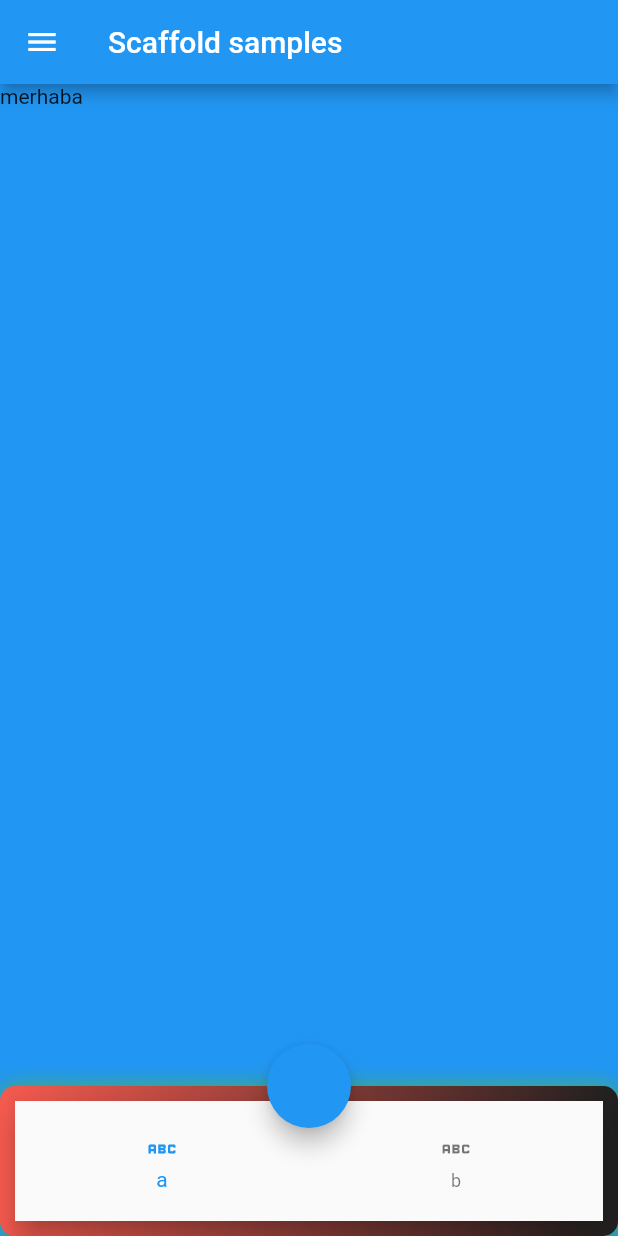
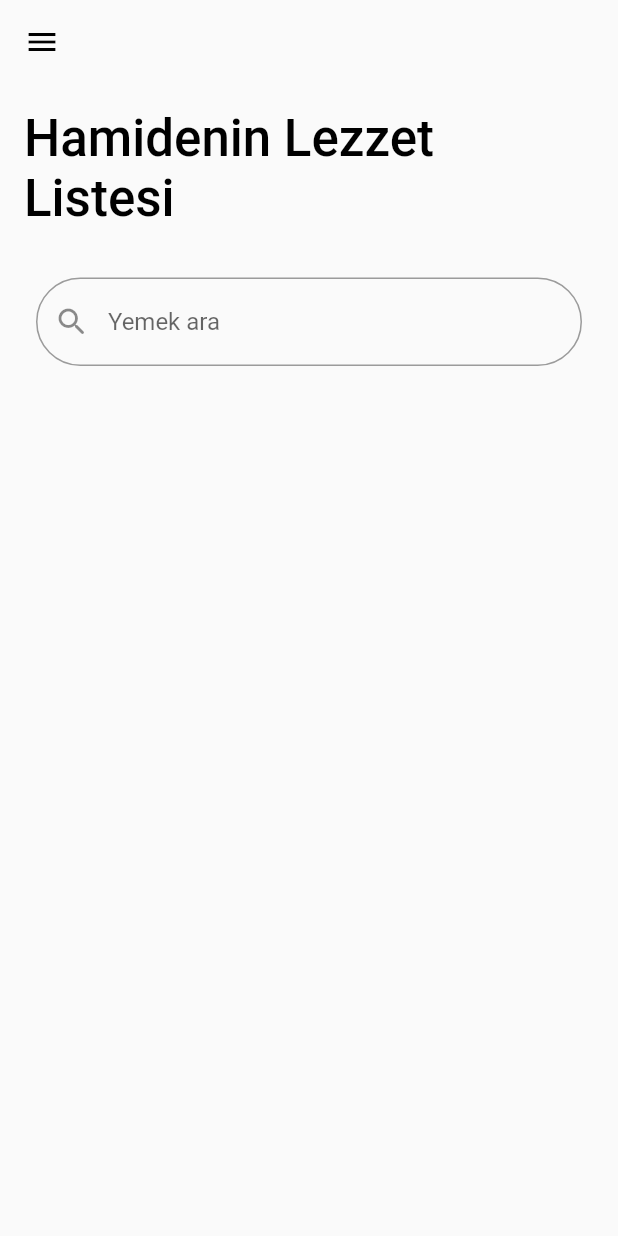
Before and after one commit to OzcanFatihCan/AfiyetListesi, a Flutter app: the screen it shows after launch, on a phone screen of 412 x 824 dp. Run offline on Flutter 3.47's test engine with Material 2 defaults, Android fonts, the phone set to English and light mode, and no system bars.

Commit message:
food page design additions were made

```diff
--- a/lib/main.dart
+++ b/lib/main.dart
@@ -1,5 +1,7 @@
-import 'package:afiyetlistesi/view/Home/Page/home_page.dart';
+import 'package:afiyetlistesi/view/Food/page/foods_page.dart';
+//import 'package:afiyetlistesi/view/Home/home_page.dart';
 import 'package:flutter/material.dart';
+import 'package:flutter/services.dart';
 
 void main() {
   runApp(const AfiyetListesi());
@@ -10,9 +12,18 @@ class AfiyetListesi extends StatelessWidget {
 
   @override
   Widget build(BuildContext context) {
-    return const MaterialApp(
-        title: 'Afiyet Listesi',
-        debugShowCheckedModeBanner: false,
-        home: HomePageView());
+    return MaterialApp(
+      title: 'Afiyet Listesi',
+      debugShowCheckedModeBanner: false,
+      theme: ThemeData.light().copyWith(
+          appBarTheme: const AppBarTheme(
+        centerTitle: true,
+        systemOverlayStyle: SystemUiOverlayStyle.light,
+        backgroundColor: Colors.transparent,
+        elevation: 0,
+        foregroundColor: Colors.black,
+      )),
+      home: const FoodsPageView(),
+    );
   }
 }
--- /dev/null
+++ b/lib/view/Food/page/foods_page.dart
@@ -0,0 +1,67 @@
+import 'package:flutter/material.dart';
+
+class FoodsPageView extends StatelessWidget {
+  const FoodsPageView({super.key});
+  final double spaceObjects = 25;
+  final String textHint = "Yemek ara";
+  @override
+  Widget build(BuildContext context) {
+    return Scaffold(
+      appBar: AppBar(),
+      body: Padding(
+        padding: _FoodPagePaddings.pagePadding2x,
+        child: Column(
+          children: [
+            const FoodPageHeadText(),
+            SizedBox(height: spaceObjects),
+            Padding(
+              padding: _FoodPagePaddings.pagePaddingx,
+              child: TextField(
+                decoration: InputDecoration(
+                  prefixIcon: const Icon(Icons.search_rounded),
+                  hintText: textHint,
+                  border: const OutlineInputBorder(
+                    borderRadius: BorderRadius.all(
+                      Radius.circular(30),
+                    ),
+                  ),
+                ),
+              ),
+            )
+          ],
+        ),
+      ),
+      drawer: const Drawer(
+        backgroundColor: Colors.black,
+      ),
+    );
+  }
+}
+
+class FoodPageHeadText extends StatelessWidget
+    with _FoodPageColors, _FoodPageFont {
+  const FoodPageHeadText({super.key});
+  final String headText = "Hamidenin Lezzet Listesi";
+
+  @override
+  Widget build(BuildContext context) {
+    return Text(
+      headText,
+      style: Theme.of(context).textTheme.headlineMedium?.copyWith(
+          color: _FoodPageColors.headColor, fontWeight: _FoodPageFont.headFont),
+    );
+  }
+}
+
+mixin _FoodPageColors {
+  static const Color headColor = Colors.black;
+}
+
+class _FoodPagePaddings {
+  static const pagePaddingx = EdgeInsets.all(8.0);
+  static const pagePadding2x = EdgeInsets.all(16.0);
+}
+
+mixin _FoodPageFont {
+  static const headFont = FontWeight.w500;
+}
--- a/lib/view/Home/Page/home_page.dart
+++ b/lib/view/Home/home_page.dart
@@ -1,4 +1,5 @@
 import 'package:flutter/material.dart';
+import 'package:flutter/services.dart';
 
 class HomePageView extends StatefulWidget {
   const HomePageView({super.key});
@@ -11,7 +12,9 @@ class _HomePageViewState extends State<HomePageView> {
   @override
   Widget build(BuildContext context) {
     return Scaffold(
-      appBar: AppBar(title: const Text('Scaffold samples')),
+      appBar: AppBar(
+        title: const Text('Scaffold samples'),
+      ),
       body: const Text('merhaba'),
       backgroundColor: Colors.blue,
       extendBody: true,
```
